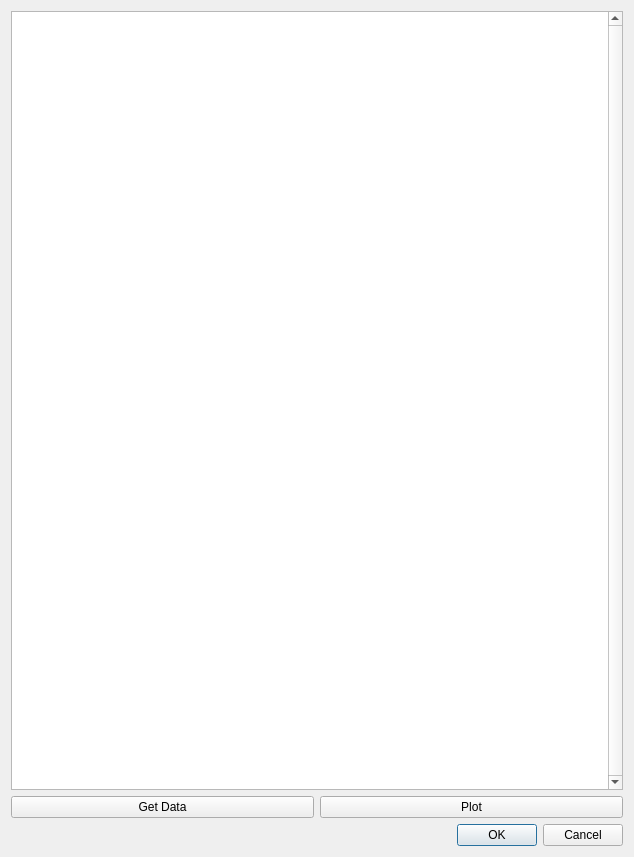
Before: the Qt Designer form table_example.ui in yenng/TaoBaoSearchMachine, drawn with Qt 5.
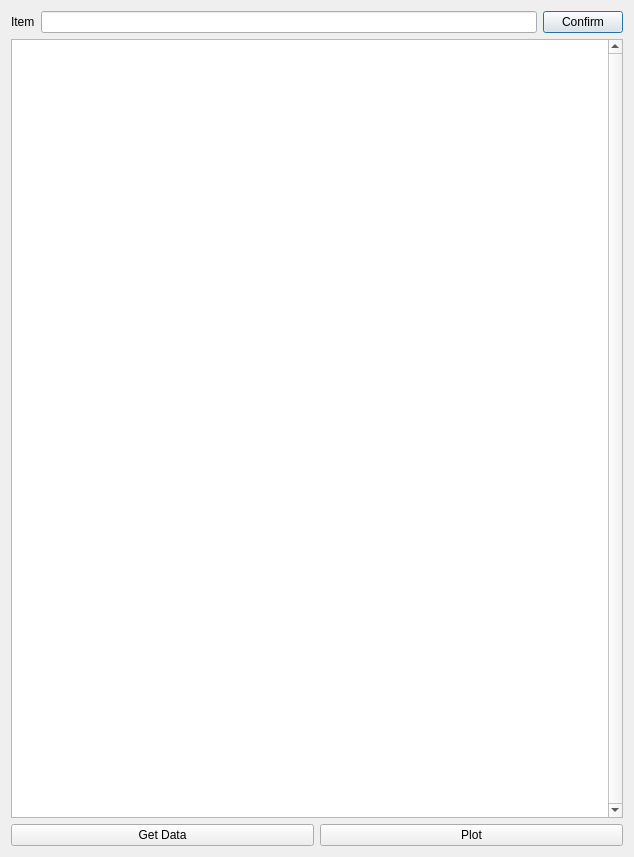
After: the same form once the commit is applied.

Commit message: Show results and plot graph of GUI using pyqt.

What changed in the file:
```diff
--- a/table_example.ui
+++ b/table_example.ui
@@ -14,8 +14,29 @@
    <string>Dialog</string>
   </property>
   <layout class="QGridLayout" name="gridLayout">
-   <item row="0" column="0">
+   <item row="1" column="0">
     <layout class="QVBoxLayout" name="verticalLayout">
+     <item>
+      <layout class="QHBoxLayout" name="horizontalLayout_2">
+       <item>
+        <widget class="QLabel" name="label">
+         <property name="text">
+          <string>Item</string>
+         </property>
+        </widget>
+       </item>
+       <item>
+        <widget class="QLineEdit" name="itemInput"/>
+       </item>
+       <item>
+        <widget class="QPushButton" name="confirm">
+         <property name="text">
+          <string>Confirm</string>
+         </property>
+        </widget>
+       </item>
+      </layout>
+     </item>
      <item>
       <widget class="QTableWidget" name="tableWidget">
        <property name="verticalScrollBarPolicy">
@@ -46,16 +67,6 @@
      </item>
     </layout>
    </item>
-   <item row="1" column="0">
-    <widget class="QDialogButtonBox" name="buttonBox">
-     <property name="orientation">
-      <enum>Qt::Horizontal</enum>
-     </property>
-     <property name="standardButtons">
-      <set>QDialogButtonBox::Cancel|QDialogButtonBox::Ok</set>
-     </property>
-    </widget>
-   </item>
   </layout>
  </widget>
  <resources/>
```
Left out of the diff: 35 changed lines with no effect on the pictures. The commit also changes 5 other files.
